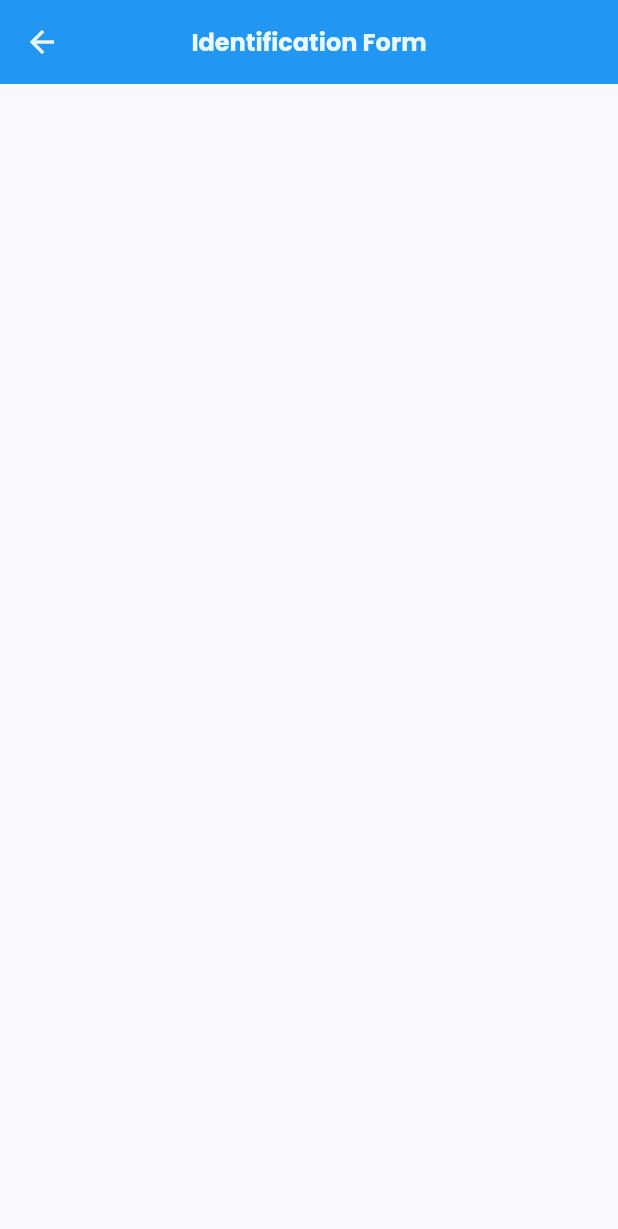
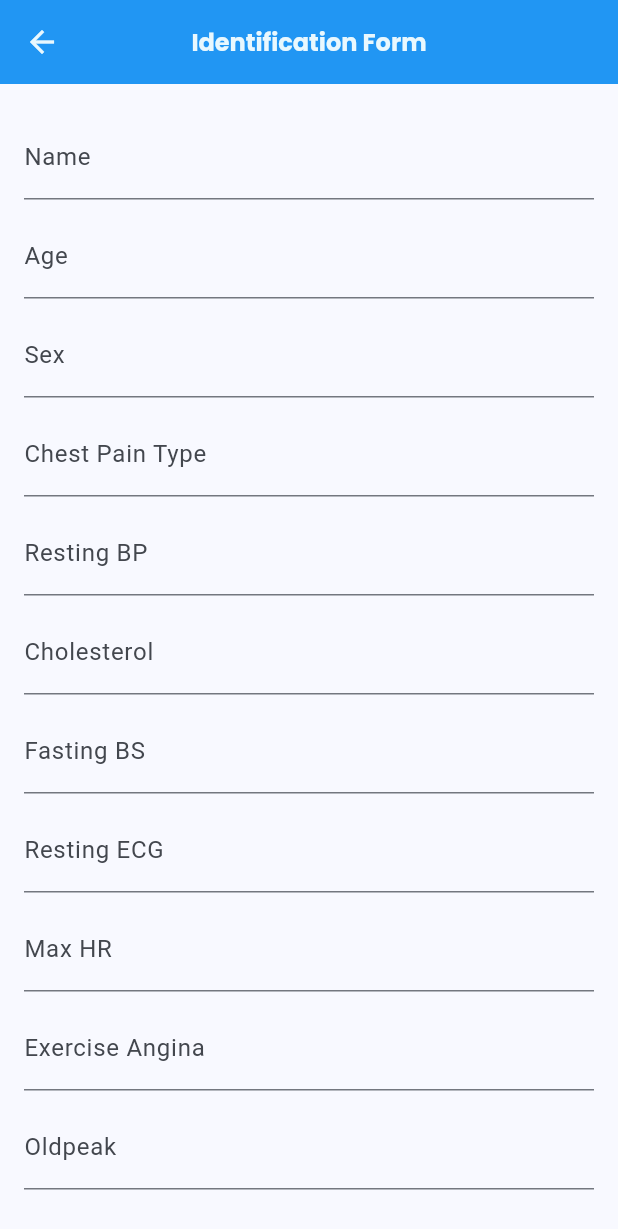
Before and after one commit to ariff-m/Sehat-Jantungku, a Flutter app: the IdentificationFormScreen screen opened by its route, on a phone screen of 412 x 824 dp. Shown: the top 1229 px of the screen. Run offline on Flutter 3.47's test engine with Material 3 defaults, Android fonts, the phone set to English and light mode, and no system bars; our stand-ins replace dio, flutter_dotenv, flutter_gemini, geolocator, google_fonts, google_maps_flutter and 2 more; network calls fail.

Commit message:
finish all feature

```diff
--- a/lib/screens/identification/identification_form.dart
+++ b/lib/screens/identification/identification_form.dart
@@ -1,6 +1,8 @@
 import 'package:flutter/material.dart';
+import 'package:provider/provider.dart';
 import 'package:sehatjantungku/constants/color_constant.dart';
 import 'package:sehatjantungku/constants/text_style_constant.dart';
+import 'package:sehatjantungku/screens/identification/identification_view_model.dart';
 
 class IdentificationFormScreen extends StatelessWidget {
   const IdentificationFormScreen({super.key});
@@ -17,6 +19,128 @@ class IdentificationFormScreen extends StatelessWidget {
           style: TextStyleConstant.fontStyleHeader1,
         ),
       ),
+      body: Padding(
+        padding: const EdgeInsets.all(16.0),
+        child: Consumer<IdentificationViewModel>(
+          builder: (context, formViewModel, child) {
+            return Form(
+              key: formViewModel.formKey,
+              child: ListView.builder(
+                itemCount: formFields.length,
+                itemBuilder: (context, index) {
+                  return KeepAliveWrapper(
+                    child: Padding(
+                      padding: const EdgeInsets.symmetric(vertical: 5),
+                      child: formFields[index](formViewModel),
+                    ),
+                  );
+                },
+              ),
+            );
+          },
+        ),
+      ),
     );
   }
 }
+
+List<Widget Function(IdentificationViewModel)> formFields = [
+  (formViewModel) => TextFormField(
+        decoration: const InputDecoration(labelText: 'Name'),
+        onChanged: (value) => formViewModel.name = value,
+        validator: (value) => value!.isEmpty ? 'Enter a name' : null,
+      ),
+  (formViewModel) => TextFormField(
+        decoration: const InputDecoration(labelText: 'Age'),
+        keyboardType: TextInputType.number,
+        onChanged: (value) => formViewModel.age = int.tryParse(value) ?? 0,
+        validator: (value) => value!.isEmpty ? 'Enter an age' : null,
+      ),
+  (formViewModel) => TextFormField(
+        decoration: const InputDecoration(labelText: 'Sex'),
+        keyboardType: TextInputType.number,
+        onChanged: (value) => formViewModel.sex = int.tryParse(value) ?? 0,
+        validator: (value) => value!.isEmpty ? 'Enter sex' : null,
+      ),
+  (formViewModel) => TextFormField(
+        decoration: const InputDecoration(labelText: 'Chest Pain Type'),
+        keyboardType: TextInputType.number,
+        onChanged: (value) => formViewModel.chestPainType = int.tryParse(value) ?? 0,
+        validator: (value) => value!.isEmpty ? 'Enter chest pain type' : null,
+      ),
+  (formViewModel) => TextFormField(
+        decoration: const InputDecoration(labelText: 'Resting BP'),
+        keyboardType: TextInputType.number,
+        onChanged: (value) => formViewModel.restingBp = int.tryParse(value) ?? 0,
+        validator: (value) => value!.isEmpty ? 'Enter resting BP' : null,
+      ),
+  (formViewModel) => TextFormField(
+        decoration: const InputDecoration(labelText: 'Cholesterol'),
+        keyboardType: TextInputType.number,
+        onChanged: (value) => formViewModel.cholesterol = int.tryParse(value) ?? 0,
+        validator: (value) => value!.isEmpty ? 'Enter cholesterol' : null,
+      ),
+  (formViewModel) => TextFormField(
+        decoration: const InputDecoration(labelText: 'Fasting BS'),
+        keyboardType: TextInputType.number,
+        onChanged: (value) => formViewModel.fastingBs = int.tryParse(value) ?? 0,
+        validator: (value) => value!.isEmpty ? 'Enter fasting BS' : null,
+      ),
+  (formViewModel) => TextFormField(
+        decoration: const InputDecoration(labelText: 'Resting ECG'),
+        keyboardType: TextInputType.number,
+        onChanged: (value) => formViewModel.restingEcg = int.tryParse(value) ?? 0,
+        validator: (value) => value!.isEmpty ? 'Enter resting ECG' : null,
+      ),
+  (formViewModel) => TextFormField(
+        decoration: const InputDecoration(labelText: 'Max HR'),
+        keyboardType: TextInputType.number,
+        onChanged: (value) => formViewModel.maxHr = int.tryParse(value) ?? 0,
+        validator: (value) => value!.isEmpty ? 'Enter max HR' : null,
+      ),
+  (formViewModel) => TextFormField(
+        decoration: const InputDecoration(labelText: 'Exercise Angina'),
+        keyboardType: TextInputType.number,
+        onChanged: (value) => formViewModel.exerciseAngina = int.tryParse(value) ?? 0,
+        validator: (value) => value!.isEmpty ? 'Enter exercise angina' : null,
+      ),
+  (formViewModel) => TextFormField(
+        decoration: const InputDecoration(labelText: 'Oldpeak'),
+        keyboardType: TextInputType.number,
+        onChanged: (value) => formViewModel.oldpeak = double.tryParse(value) ?? 0.0,
+        validator: (value) => value!.isEmpty ? 'Enter oldpeak' : null,
+      ),
+  (formViewModel) => TextFormField(
+        decoration: const InputDecoration(labelText: 'ST Slope'),
+        keyboardType: TextInputType.number,
+        onChanged: (value) => formViewModel.stSlope = int.tryParse(value) ?? 0,
+        validator: (value) => value!.isEmpty ? 'Enter ST slope' : null,
+      ),
+  (formViewModel) => ElevatedButton(
+        onPressed: () async {
+          await formViewModel.submitForm();
+        },
+        child: const Text('Submit'),
+      ),
+];
+
+class KeepAliveWrapper extends StatefulWidget {
+  final Widget child;
+
+  const KeepAliveWrapper({super.key, required this.child});
+
+  @override
+  KeepAliveWrapperState createState() => KeepAliveWrapperState();
+}
+
+class KeepAliveWrapperState extends State<KeepAliveWrapper>
+    with AutomaticKeepAliveClientMixin<KeepAliveWrapper> {
+  @override
+  Widget build(BuildContext context) {
+    super.build(context);
+    return widget.child;
+  }
+
+  @override
+  bool get wantKeepAlive => true;
+}
--- a/lib/screens/identification/identification_view_model.dart
+++ b/lib/screens/identification/identification_view_model.dart
@@ -1,5 +1,9 @@
+import 'package:intl/intl.dart';
+import 'package:flutter/material.dart';
 import 'package:flutter/foundation.dart';
 import 'package:sehatjantungku/model/identification_model.dart';
+import 'package:sehatjantungku/service/identification_service.dart';
+import 'package:sehatjantungku/service/predictions_service.dart';
 
 class IdentificationViewModel extends ChangeNotifier {
   Data? _selectedIdentification;
@@ -13,4 +17,84 @@ class IdentificationViewModel extends ChangeNotifier {
     }
     notifyListeners();
   }
+
+  final formKey = GlobalKey<FormState>();
+  final IdentificationService _service = IdentificationService();
+  String name = '';
+  DateTime date = DateTime.now();
+  String time = DateFormat('HH:mm').format(DateTime.now());
+  int age = 0;
+  int sex = 0;
+  int chestPainType = 0;
+  int restingBp = 0;
+  int cholesterol = 0;
+  int fastingBs = 0;
+  int restingEcg = 0;
+  int maxHr = 0;
+  int exerciseAngina = 0;
+  double oldpeak = 0.0;
+  int stSlope = 0;
+
+  bool validateForm() {
+    return formKey.currentState?.validate() ?? false;
+  }
+
+  Future<void> submitForm() async {
+    if (validateForm()) {
+      formKey.currentState?.save();
+      Data model = Data(
+        id: 0,
+        userId: 1,
+        name: name,
+        date: date,
+        time: time,
+        age: age,
+        sex: sex,
+        chestPainType: chestPainType,
+        restingBp: restingBp,
+        cholesterol: cholesterol,
+        fastingBs: fastingBs,
+        restingEcg: restingEcg,
+        maxHr: maxHr,
+        exerciseAngina: exerciseAngina,
+        oldpeak: oldpeak,
+        stSlope: stSlope,
+      );
+
+      try {
+        await _service.submitIdentificationModel(model);
+        if (kDebugMode) {
+          print('Data berhasil dikirim!');
+        }
+
+        final allIdentifications = await _service.fetchIdentificationModel();
+
+        Data? identificationWithNullResult;
+        for (var data in allIdentifications.data) {
+          if (data.result == null) {
+            identificationWithNullResult = data;
+            break;
+          }
+        }
+
+        if (identificationWithNullResult != null) {
+          final id = identificationWithNullResult.id;
+
+          if (kDebugMode) {
+            print('ID dari data dengan result null: $id');
+          }
+
+          PredictService().getPrediction(id);
+        } else {
+          if (kDebugMode) {
+            print('Tidak ditemukan data dengan result null.');
+          }
+        }
+      } catch (e) {
+        if (kDebugMode) {
+          print('Gagal mengirim data: $e');
+        }
+      }
+    }
+  }
 }
```
Also changed, not shown: lib/service/identification_service.dart (+5 -4 lines), lib/service/predictions_service.dart (+3 -4 lines).
